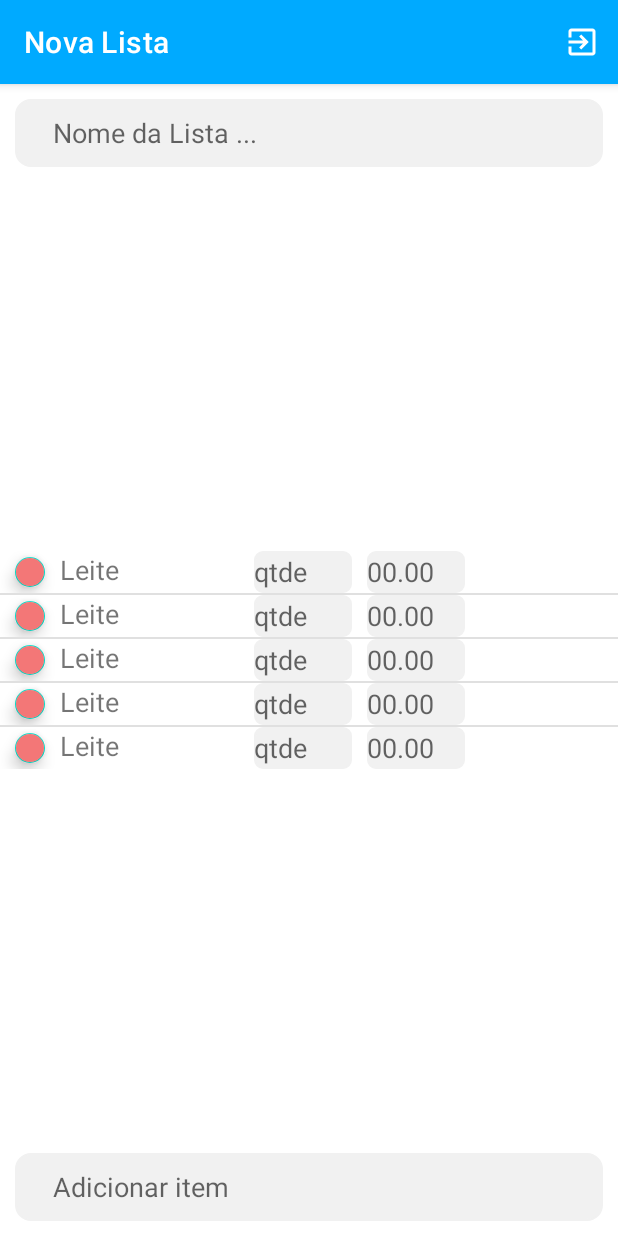
After one commit to victorborges97/minhas-listas-kotlin-android, an Android app: the AddActivity screen opened directly, with no data from a screen before it, on a phone screen of 412 x 824 dp. The commit adds this screen. Run offline under Robolectric (Android 15) with nearby library versions, the phone set to English and light mode, and no system bars.

Commit message:
Criando um listView de teste

```diff
--- a/app/src/main/AndroidManifest.xml
+++ b/app/src/main/AndroidManifest.xml
@@ -9,7 +9,8 @@
         android:roundIcon="@mipmap/ic_launcher_round"
         android:supportsRtl="true"
         android:theme="@style/Theme.MinhasListas">
-        <activity android:name=".RegisterActivity"></activity>
+        <activity android:name=".AddActivity"></activity>
+        <activity android:name=".RegisterActivity" />
         <activity android:name=".LoginActivity">
             <intent-filter>
                 <action android:name="android.intent.action.MAIN" />
--- /dev/null
+++ b/app/src/main/java/com/borges/minhaslistas/AddActivity.kt
@@ -0,0 +1,83 @@
+package com.borges.minhaslistas
+
+import android.annotation.SuppressLint
+import android.content.Context
+import android.graphics.Color
+import android.graphics.drawable.ColorDrawable
+import androidx.appcompat.app.AppCompatActivity
+import android.os.Bundle
+import android.view.*
+import android.view.inputmethod.EditorInfo
+import android.widget.*
+
+class AddActivity : AppCompatActivity() {
+    override fun onCreate(savedInstanceState: Bundle?) {
+        super.onCreate(savedInstanceState)
+        setContentView(R.layout.activity_add)
+        setBackgroundActionBar()
+
+        findViewById<EditText>(R.id.search).setOnEditorActionListener { v, actionId, event ->
+            return@setOnEditorActionListener when (actionId) {
+                EditorInfo.IME_ACTION_SEND -> {
+                    Toast.makeText(this, "Foi", Toast.LENGTH_LONG).show()
+                    true
+                }
+                else -> false
+            }
+        }
+
+        val listview = findViewById<ListView>(R.id.add_listview)
+        val redColor = Color.parseColor("#FF0000")
+
+        // this needs to be my custom adapter telling my list what to render
+        listview.adapter = MyCustomAdapter(this)
+
+    }
+
+    private class MyCustomAdapter(context: Context): BaseAdapter() {
+        private val mContext: Context
+        init {
+            mContext = context
+        }
+        // responsible for how many rows in my list
+        override fun getCount(): Int {
+            return 5
+        }
+
+        // you can also ignore this
+        override fun getItemId(position: Int): Long {
+            return position.toLong()
+        }
+
+        // you can ignore this for now
+        override fun getItem(position: Int): Any {
+            return "TESTE STRING"
+        }
+
+        // responsible for rendering out each row
+        override fun getView(position: Int, convertView: View?, viewGroup: ViewGroup?): View {
+            val layoutInflater = LayoutInflater.from(mContext)
+            val row_add = layoutInflater.inflate(R.layout.row_add, viewGroup, false)
+            return row_add
+//            val textView = TextView(mContext)
+//            textView.text = "HERE is my ROW for my LISTVIEW"
+//            return textView
+        }
+    }
+
+    override fun onCreateOptionsMenu(menu: Menu): Boolean {
+        val inflater: MenuInflater = menuInflater
+        inflater.inflate(R.menu.main, menu)
+        return true
+    }
+
+    @SuppressLint("RestrictedApi")
+    private fun setBackgroundActionBar() {
+        this.supportActionBar?.setBackgroundDrawable(ColorDrawable(resources.getColor(R.color.appPrimary)))
+        this.supportActionBar?.title = "Nova Lista"
+    }
+
+    fun signOut(item: MenuItem) {
+
+    }
+}
--- a/app/src/main/java/com/borges/minhaslistas/MainActivity.kt
+++ b/app/src/main/java/com/borges/minhaslistas/MainActivity.kt
@@ -7,6 +7,7 @@ import android.util.Log
 import android.view.Menu
 import android.view.MenuInflater
 import android.view.MenuItem
+import android.view.View
 import androidx.appcompat.app.AppCompatActivity
 import com.google.android.gms.auth.api.signin.GoogleSignIn
 import com.google.android.gms.auth.api.signin.GoogleSignInClient
@@ -14,8 +15,13 @@ import com.google.android.gms.auth.api.signin.GoogleSignInOptions
 import com.google.android.gms.tasks.OnCompleteListener
 import com.google.firebase.auth.FirebaseAuth
 import com.google.firebase.auth.FirebaseUser
+import com.google.firebase.firestore.FirebaseFirestore
 import kotlinx.android.synthetic.main.activity_main.*
 import java.lang.String
+import java.sql.Timestamp
+import java.text.DateFormat
+import java.util.*
+import kotlin.collections.HashMap
 
 
 class MainActivity : AppCompatActivity() {
@@ -25,6 +31,7 @@ class MainActivity : AppCompatActivity() {
     private var id: kotlin.String? = null
     private var email: kotlin.String? = null
     private var url_photo: kotlin.String? = null
+    private var TAG = "MAIN"
 
     override fun onCreate(savedInstanceState: Bundle?) {
         super.onCreate(savedInstanceState)
@@ -36,6 +43,38 @@ class MainActivity : AppCompatActivity() {
             .build()
         mAuth = FirebaseAuth.getInstance();
         mGoogleSignInClient = GoogleSignIn.getClient(this, gso);
+
+        var db = FirebaseFirestore.getInstance()
+        val c = Calendar.getInstance()
+        val data = c.time;
+        val brasil = Locale("pt", "BR")
+        val f2: DateFormat = DateFormat.getDateInstance(DateFormat.FULL, brasil)
+
+        // Create a new user with a first and last name
+        // Create a new user with a first and last name
+        val itens = hashMapOf(
+        "comprado" to false,
+        "nome" to "Caixa de Leite",
+        "preco" to 4.30,
+        "qt" to 2,
+        "total" to 2*4.30,
+        )
+
+        val user = hashMapOf(
+        "created" to f2.format(data),
+        "nomeDaLista" to "Mês Março",
+        "itens" to arrayListOf(
+                itens,
+                itens
+            ),
+        )
+
+        fab.setOnClickListener(View.OnClickListener {
+            val intent = Intent(applicationContext, AddActivity::class.java)
+            startActivity(intent)
+        })
+
+
     }
 
     override fun onStart() {
@@ -89,6 +128,14 @@ class MainActivity : AppCompatActivity() {
         logout()
     }
 
+    private fun createData(){
+//        db.collection("lists")
+//            .document("$id")
+//            .set(user)
+//            .addOnSuccessListener { Log.d(TAG, "DocumentSnapshot successfully written!") }
+//            .addOnFailureListener { e -> Log.w(TAG, "Error writing document", e) }
+    }
+
 //    .collection("iDIcdI76iIZ4iJloDM3n1vnX4Oo2")
 //    .orderBy("nomeDaLista", "asc")
 }
--- /dev/null
+++ b/app/src/main/res/drawable/campo_add.xml
@@ -0,0 +1,13 @@
+<?xml version="1.0" encoding="utf-8"?>
+<shape xmlns:android="http://schemas.android.com/apk/res/android" android:shape="rectangle" >
+    <corners
+        android:radius="10dp"
+        />
+    <solid
+        android:color="#F1F1F1"
+        />
+    <stroke
+        android:width="1dp"
+        android:color="#F1F1F1"
+        />
+</shape>
--- /dev/null
+++ b/app/src/main/res/drawable/campo_item_input.xml
@@ -0,0 +1,13 @@
+<?xml version="1.0" encoding="utf-8"?>
+<shape xmlns:android="http://schemas.android.com/apk/res/android" android:shape="rectangle" >
+    <corners
+        android:radius="5dp"
+        />
+    <solid
+        android:color="#F1F1F1"
+        />
+    <stroke
+        android:width="1dp"
+        android:color="#F1F1F1"
+        />
+</shape>
--- /dev/null
+++ b/app/src/main/res/drawable/ic_clear.xml
@@ -0,0 +1,5 @@
+<vector android:height="10dp" android:tint="#FFFFFF"
+    android:viewportHeight="24" android:viewportWidth="24"
+    android:width="10dp" xmlns:android="http://schemas.android.com/apk/res/android">
+    <path android:fillColor="@android:color/white" android:pathData="M19,6.41L17.59,5 12,10.59 6.41,5 5,6.41 10.59,12 5,17.59 6.41,19 12,13.41 17.59,19 19,17.59 13.41,12z"/>
+</vector>
--- /dev/null
+++ b/app/src/main/res/layout/activity_add.xml
@@ -0,0 +1,49 @@
+<?xml version="1.0" encoding="utf-8"?>
+<androidx.constraintlayout.widget.ConstraintLayout xmlns:android="http://schemas.android.com/apk/res/android"
+    xmlns:app="http://schemas.android.com/apk/res-auto"
+    xmlns:tools="http://schemas.android.com/tools"
+    android:layout_width="match_parent"
+    android:layout_height="match_parent"
+    tools:context=".AddActivity">
+
+    <com.google.android.material.textfield.TextInputEditText
+        android:id="@+id/nomeDaLista"
+        android:layout_width="match_parent"
+        android:layout_height="45sp"
+        android:layout_margin="10dp"
+        android:background="@drawable/campo_add"
+        android:hint="Nome da Lista ..."
+        android:imeOptions="actionSend"
+        android:inputType="text"
+        android:paddingStart="25dp"
+        app:layout_constraintEnd_toEndOf="parent"
+        app:layout_constraintStart_toStartOf="parent"
+        app:layout_constraintTop_toTopOf="parent"
+        tools:ignore="RtlSymmetry" />
+
+    <ListView
+        android:id="@+id/add_listview"
+        android:layout_width="wrap_content"
+        android:layout_height="wrap_content"
+        app:layout_constraintBottom_toTopOf="@+id/search"
+        app:layout_constraintEnd_toEndOf="parent"
+        app:layout_constraintStart_toStartOf="parent"
+        app:layout_constraintTop_toBottomOf="@+id/nomeDaLista"
+        tools:ignore="MissingConstraints" />
+
+    <com.google.android.material.textfield.TextInputEditText
+        android:id="@+id/search"
+        android:layout_width="match_parent"
+        android:layout_height="45sp"
+        android:layout_margin="10dp"
+        android:background="@drawable/campo_add"
+        android:hint="@string/adicionar_item"
+        android:imeOptions="actionSend"
+        android:inputType="text"
+        android:paddingStart="25dp"
+        app:layout_constraintBottom_toBottomOf="parent"
+        app:layout_constraintEnd_toEndOf="parent"
+        app:layout_constraintStart_toStartOf="parent"
+        tools:ignore="RtlSymmetry" />
+
+</androidx.constraintlayout.widget.ConstraintLayout>
--- /dev/null
+++ b/app/src/main/res/layout/row_add.xml
@@ -0,0 +1,54 @@
+<?xml version="1.0" encoding="utf-8"?>
+<androidx.constraintlayout.widget.ConstraintLayout xmlns:android="http://schemas.android.com/apk/res/android"
+    xmlns:app="http://schemas.android.com/apk/res-auto"
+    xmlns:tools="http://schemas.android.com/tools"
+    android:layout_width="match_parent"
+    android:layout_height="match_parent">
+
+    <com.google.android.material.floatingactionbutton.FloatingActionButton
+        android:layout_width="20dp"
+        android:layout_height="20dp"
+        android:layout_marginTop="4dp"
+        android:backgroundTint="#F37777"
+        android:contentDescription="EXCLUIR"
+        android:src="@drawable/ic_clear"
+        android:tint="@color/white"
+        app:layout_constraintEnd_toStartOf="@+id/nome"
+        app:layout_constraintStart_toStartOf="parent"
+        app:layout_constraintTop_toTopOf="parent" />
+
+    <TextView
+        android:id="@+id/nome"
+        android:layout_width="wrap_content"
+        android:layout_height="28dp"
+        android:layout_marginStart="40dp"
+        android:text="Leite"
+        android:textSize="18sp"
+        app:layout_constraintStart_toStartOf="parent"
+        app:layout_constraintTop_toTopOf="parent" />
+
+    <com.google.android.material.textfield.TextInputEditText
+        android:id="@+id/quantidade"
+        android:layout_width="65dp"
+        android:layout_height="28dp"
+        android:layout_marginStart="90dp"
+        android:layout_marginEnd="10dp"
+        android:background="@drawable/campo_item_input"
+        android:hint="qtde"
+        android:inputType="number"
+        app:layout_constraintEnd_toStartOf="@+id/preco"
+        app:layout_constraintStart_toEndOf="@+id/nome"
+        app:layout_constraintTop_toTopOf="parent" />
+
+    <com.google.android.material.textfield.TextInputEditText
+        android:id="@+id/preco"
+        android:layout_width="65dp"
+        android:layout_height="28dp"
+        android:layout_marginEnd="5dp"
+        android:background="@drawable/campo_item_input"
+        android:hint="00.00"
+        android:inputType="numberDecimal"
+        app:layout_constraintEnd_toEndOf="parent"
+        app:layout_constraintTop_toTopOf="parent" />
+
+</androidx.constraintlayout.widget.ConstraintLayout>
--- a/app/src/main/res/values/strings.xml
+++ b/app/src/main/res/values/strings.xml
@@ -11,4 +11,5 @@
     <string name="n_o_tem_conta_inscreva_se_agora">Não tem conta? Inscreva-se agora!</string>
     <string name="default_web_client_id">23352328487-c4cmt2cjnj9c14cuarv532pnfu1eoahv.apps.googleusercontent.com</string>
     <string name="Title_menu_main">Menu</string>
+    <string name="adicionar_item">Adicionar item</string>
 </resources>
```
